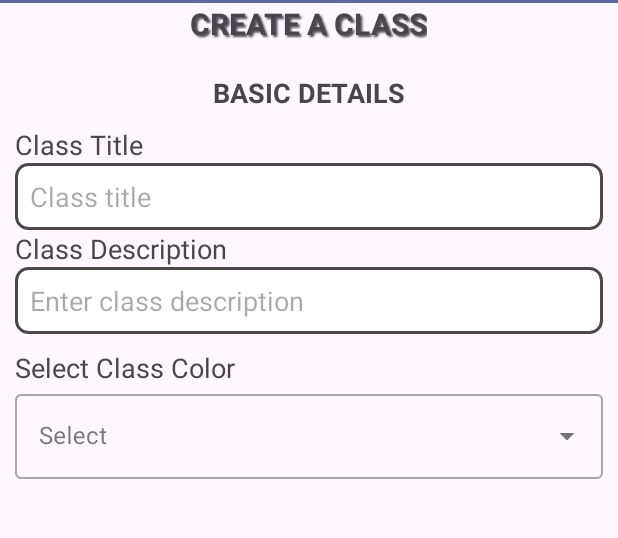
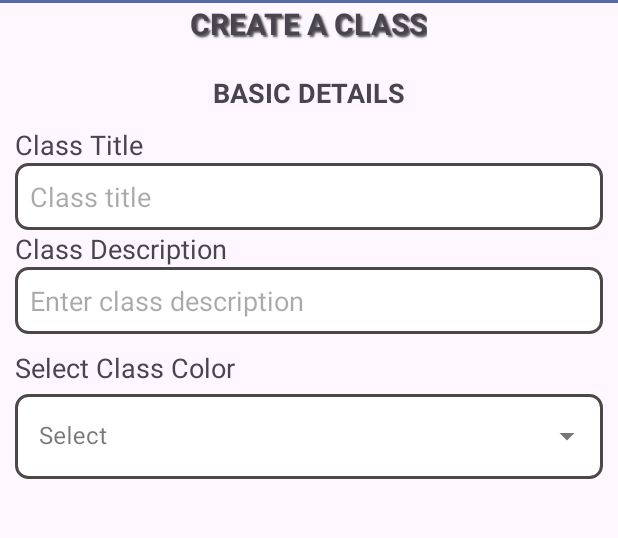
Before and after one commit to Rahul220344548/FinalYearProject, an Android app: the screen it shows after launch (AdminDashboardActivity), in the side drawer, after a tap on "Classes", on a phone screen of 412 x 824 dp, the part 99-637 px from its top. Run offline under Robolectric (Android 15) with nearby library versions, the light colour scheme and no system bars.

Commit message:
add background border to Select class color dropdown

```diff
--- /dev/null
+++ b/app/src/main/res/drawable/dropdown_background.xml
@@ -0,0 +1,18 @@
+<?xml version="1.0" encoding="utf-8"?>
+<shape xmlns:android="http://schemas.android.com/apk/res/android"
+    android:shape="rectangle">
+
+    <stroke
+        android:width="2dp"
+        android:color="#4C4847" />
+
+    <solid android:color="#FFFFFF" />
+
+    <corners android:radius="8dp" />
+
+    <padding
+        android:left="10dp"
+        android:top="10dp"
+        android:right="10dp"
+        android:bottom="10dp" />
+</shape>
--- a/app/src/main/res/layout/fragment_admin_classes.xml
+++ b/app/src/main/res/layout/fragment_admin_classes.xml
@@ -85,7 +85,8 @@
                     android:id="@+id/auto_complete_txt"
                     android:layout_width="match_parent"
                     android:layout_height="wrap_content"
-                    android:inputType="none"/>
+                    android:inputType="none"
+                    android:background="@drawable/dropdown_background"/>
 
             </com.google.android.material.textfield.TextInputLayout>
 
```
